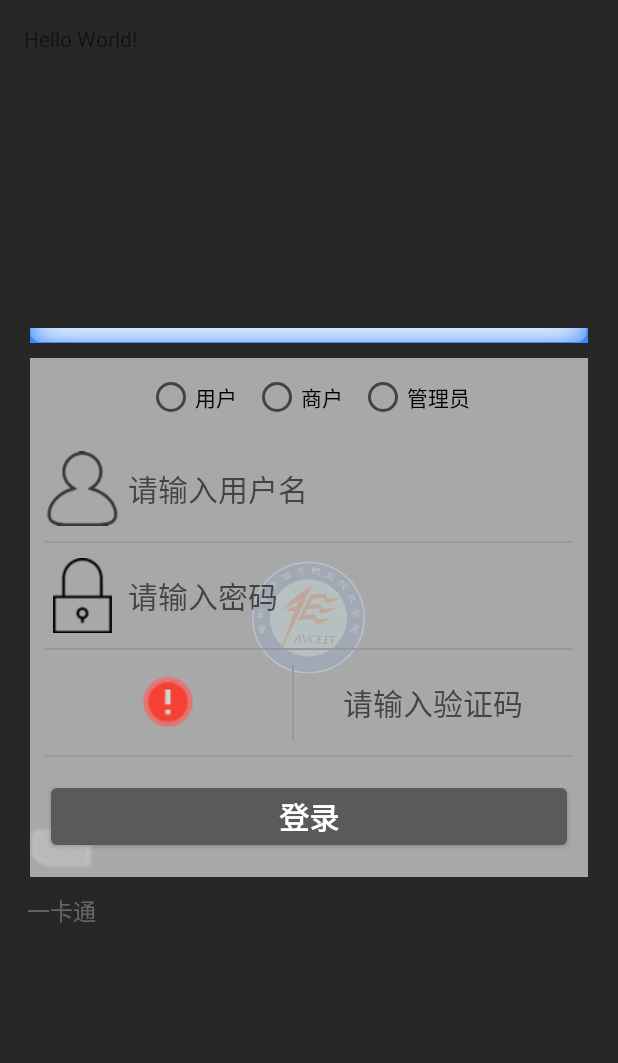
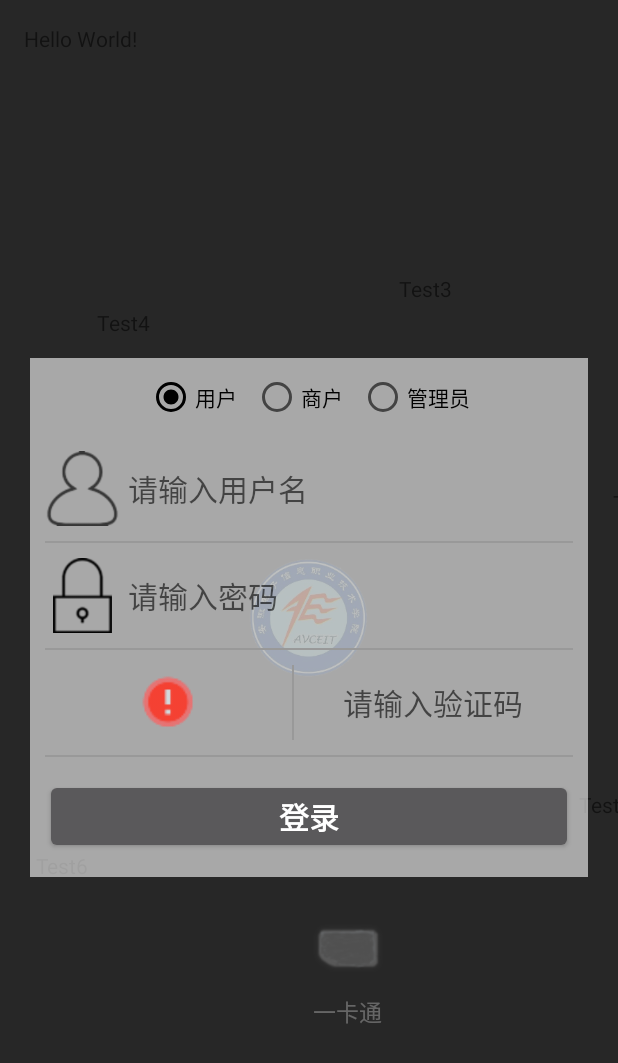
Before and after one commit to hoshinoharu/HaruCampus, an Android app: the screen it shows after launch (HomPage), after a tap on "一卡通", on a phone screen of 412 x 824 dp. Shown: the top 1063 px of the screen. Run offline under Robolectric (Android 15) with nearby library versions, the phone set to English and light mode, and no system bars; our stand-ins replace CircleImageView; libraries missing offline, so code that uses them is left out: com.dd.morphingbutton; pictures from the network do not load; 17 statements that could not run were skipped; 1 other tap on this screen came first.

Commit message:
登录界面动画完成，首页滚动动画还有bug，登录成功页面设计

```diff
--- a/app/src/main/java/com/haru/sora/harucampus/HomPage.java
+++ b/app/src/main/java/com/haru/sora/harucampus/HomPage.java
@@ -39,6 +39,12 @@ public class HomPage extends AppCompatActivity implements View.OnClickListener {
                     circleActionLayout.setRange(350);
                     circleActionLayout.setCenterView(centerView);
                     circleActionLayout.addViewAsAction(lnrLot_ecardLogin);
+                    circleActionLayout.addViewAsAction(HomPage.this.findViewById(R.id.test1));
+                    circleActionLayout.addViewAsAction(HomPage.this.findViewById(R.id.test2));
+                    circleActionLayout.addViewAsAction(HomPage.this.findViewById(R.id.test3));
+                    circleActionLayout.addViewAsAction(HomPage.this.findViewById(R.id.test4));
+                    circleActionLayout.addViewAsAction(HomPage.this.findViewById(R.id.test5));
+                    circleActionLayout.addViewAsAction(HomPage.this.findViewById(R.id.test6));
 
                     centerView.setOnClickListener(new View.OnClickListener() {
                         @Override
--- a/app/src/main/java/com/haru/sora/harucampus/components/ECardLoginDialog.java
+++ b/app/src/main/java/com/haru/sora/harucampus/components/ECardLoginDialog.java
@@ -1,7 +1,10 @@
 package com.haru.sora.harucampus.components;
 
 import android.animation.Animator;
+import android.animation.AnimatorListenerAdapter;
+import android.animation.AnimatorSet;
 import android.animation.ObjectAnimator;
+import android.animation.ValueAnimator;
 import android.app.Activity;
 import android.content.Context;
 import android.content.DialogInterface;
@@ -18,14 +21,20 @@ import android.support.v7.app.AlertDialog;
 import android.text.Editable;
 import android.view.LayoutInflater;
 import android.view.View;
+import android.view.animation.AnticipateOvershootInterpolator;
+import android.view.animation.LinearInterpolator;
+import android.view.animation.OvershootInterpolator;
 import android.widget.EditText;
 import android.widget.ImageButton;
+import android.widget.ImageView;
+import android.widget.RadioButton;
 import android.widget.RadioGroup;
 import android.widget.Toast;
 
 import com.bumptech.glide.Glide;
 import com.haru.sora.harucampus.R;
 import com.haru.tools.GlideTool;
+import com.haru.tools.HLog;
 import com.haru.tools.MathTool;
 import com.haru.tools.OKHttpTool;
 import com.haru.tools.Res;
@@ -79,6 +88,18 @@ public class ECardLoginDialog extends AlertDialog implements View.OnClickListene
 
     private View contentView ;
 
+    private RadioButton rdoBtn_user ;
+
+    private RadioButton rdoBtn_trade ;
+
+    private RadioButton rdoBtn_admin ;
+
+    private RadioButton curCheckedBtn ;
+
+
+
+
+
 
     public ECardLoginDialog(Activity ownerActivy){
         super(ownerActivy, R.style.NoBackGroundDialog);
@@ -116,6 +137,7 @@ public class ECardLoginDialog extends AlertDialog implements View.OnClickListene
         this.edTxt_userName.setOnFocusChangeListener(this);
         this.edText_verifyCode.setOnFocusChangeListener(this);
 
+
         this.edText_verifyCode.addTextChangedListener(new HTextWatcher() {
             @Override
             public void afterTextChanged(Editable editable) {
@@ -141,28 +163,40 @@ public class ECardLoginDialog extends AlertDialog implements View.OnClickListene
         this.rdoGrp_loginMoedl.setOnCheckedChangeListener(new RadioGroup.OnCheckedChangeListener() {
             @Override
             public void onCheckedChanged(RadioGroup radioGroup, int i) {
+                curCheckedBtn = (RadioButton) radioGroup.getChildAt(i);
                 rdoGrp_loginMoedl.setBackgroundColor(Res.color(ownerActivy, android.R.color.transparent));
                 mrPhBtn_login.morphToSquare();
             }
         });
 
+         this.rdoBtn_user = (RadioButton) this.mainView.findViewById(R.id.rdoBtn_user);
+        this.rdoBtn_admin = (RadioButton) this.mainView.findViewById(R.id.rdoBtn_admin);
+        this.rdoBtn_trade = (RadioButton) this.mainView.findViewById(R.id.rdoBtn_trade);
+        this.rdoBtn_user.setChecked(true);
+        this.curCheckedBtn = rdoBtn_user ;
+
         this.setOnShowListener(this);
+
     }
 
     @Override
     public void show() {
+
         super.show();
         if(loginAnimeHandler == null){
             loginAnimeHandler = new Handler(Looper.getMainLooper()) ;
         }
+        if(this.cookies != null){
             this.queryVerifyCode();
+        }
+
     }
 
     //请求验证码
     public void queryVerifyCode(){
         mrPhBtn_login.morphToSquare();
         if(this.cookies == null){
-            Toast.makeText(getContext(), R.string.server_fail, Toast.LENGTH_SHORT).show();
+            Snackbar.make(this.mainView, R.string.server_fail, Snackbar.LENGTH_SHORT).show();
         }else {
             this.ownerActivy.runOnUiThread(new Runnable() {
                 @Override
@@ -178,15 +212,25 @@ public class ECardLoginDialog extends AlertDialog implements View.OnClickListene
         OKHttpTool.sendOkHttpRequest(this.getContext().getString(R.string.ecard_home_url), new Callback() {
             @Override
             public void onFailure(Call call, IOException e) {
-                Looper.prepare();
                 Snackbar.make(mainView, R.string.server_fail, Snackbar.LENGTH_SHORT).show();
+                HLog.ex("TAG", e);
+                loginAnimeHandler.postDelayed(new Runnable() {
+                    @Override
+                    public void run() {
+                        mrPhBtn_login.morphToFailure();
+                    }
+                }, 100) ;
             }
 
             @Override
             public void onResponse(Call call, Response response) throws IOException {
                 cookies = response.header("Set-Cookie", null) ;
-                Looper.prepare();
+                loginAnimeHandler.post(new Runnable() {
+                    @Override
+                    public void run() {
                         queryVerifyCode();
+                    }
+                }) ;
             }
         });
     }
@@ -200,6 +244,9 @@ public class ECardLoginDialog extends AlertDialog implements View.OnClickListene
         if(!isCheckSuccess){
             startTimes = System.currentTimeMillis() ;
             this.mrPhBtn_login.simulateProgress();
+            if(cookies == null){
+                this.queryCookies();
+            }else{
                 OKHttpTool.sendOkHttpRequest(ownerActivy.getString(R.string.check_verify_code_url) + this.verifyCode, Headers.of("Cookie", cookies),  new Callback() {
                     @Override
                     public void onFailure(Call call, IOException e) {
@@ -215,6 +262,7 @@ public class ECardLoginDialog extends AlertDialog implements View.OnClickListene
                         }
                     }
                 });
+            }
         }
     }
 
@@ -242,7 +290,7 @@ public class ECardLoginDialog extends AlertDialog implements View.OnClickListene
         OKHttpTool.sendOkHttpRequest(loginUrl+"&username="+userName+"&password="+password+"&checkCode="+verifyCode, Headers.of("Cookie", cookies), new Callback() {
             @Override
             public void onFailure(Call call, IOException e) {
-
+                Snackbar.make(mainView, R.string.server_fail, Snackbar.LENGTH_SHORT).show();
             }
 
             @Override
@@ -282,12 +330,26 @@ public class ECardLoginDialog extends AlertDialog implements View.OnClickListene
 
     public void checkUserFail(){
         Snackbar.make(this.mainView, R.string.user_error_info, Snackbar.LENGTH_LONG).show();
+
+        loginAnimeHandler.post(new Runnable() {
+            @Override
+            public void run() {
+                edTxt_password.setBackgroundResource(R.drawable.frame_error);
+                edTxt_userName.setBackgroundResource(R.drawable.frame_error);
                 mrPhBtn_login.morphToFailure();
+            }
+        }) ;
     }
 
     public void loginModelError(){
         Snackbar.make(this.mainView, R.string.login_model_error, Snackbar.LENGTH_LONG).show();
+        this.loginAnimeHandler.postDelayed(new Runnable() {
+            @Override
+            public void run() {
                 mrPhBtn_login.morphToFailure();
+                rdoGrp_loginMoedl.setBackgroundResource(R.drawable.frame_error);
+            }
+        }, 600);
     }
 
     public String getLoginUrl(){
@@ -314,13 +376,13 @@ public class ECardLoginDialog extends AlertDialog implements View.OnClickListene
     }
 
     public void verifyCodeFail(){
-        this.ownerActivy.runOnUiThread(new Runnable() {
+        loginAnimeHandler.postDelayed(new Runnable() {
             @Override
             public void run() {
                 edText_verifyCode.setBackgroundResource(R.drawable.frame_error);
                 mrPhBtn_login.morphToFailure();
             }
-        });
+        }, 100) ;
     }
 
     @Override
@@ -336,10 +398,24 @@ public class ECardLoginDialog extends AlertDialog implements View.OnClickListene
             this.rootView = this.mainView.getRootView() ;
             this.rootView.setBackgroundResource(android.R.color.transparent);
         }
+        this.curCheckedBtn.setChecked(true);
         //初始化动画
         if(this.apperanceAnimator == null) {
-            this.apperanceAnimator = ObjectAnimator.ofFloat(this.contentView, "rotationX", 90, 0);
-            this.apperanceAnimator.setDuration(500);
+            AnimatorSet animatorSet = new AnimatorSet() ;
+            float y = contentView.getY();
+            float height = contentView.getHeight() ;
+            ObjectAnimator contentAnime = ObjectAnimator.ofFloat(contentView, "translationY",- height,0) ;
+            ObjectAnimator contentRotateAnime = ObjectAnimator.ofFloat(contentView, "rotation", 30, 0) ;
+            animatorSet.play(contentRotateAnime).with(contentAnime) ;
+            animatorSet.setInterpolator(new OvershootInterpolator());
+            animatorSet.setDuration(750) ;
+            contentAnime.addListener(new AnimatorListenerAdapter() {
+                @Override
+                public void onAnimationStart(Animator animation) {
+                    contentView.setVisibility(View.VISIBLE);
+                }
+            });
+            apperanceAnimator = animatorSet ;
         }
         this.apperanceAnimator.start();
     }
--- a/app/src/main/java/com/haru/tools/OKHttpTool.java
+++ b/app/src/main/java/com/haru/tools/OKHttpTool.java
@@ -10,6 +10,9 @@ import okhttp3.Request;
  */
 
 public class OKHttpTool {
+
+    public static Headers emptyHeaders = new Headers.Builder().build() ;
+
     public static void sendOkHttpRequest(String url, Headers headers, Callback callback){
         OkHttpClient client = new OkHttpClient() ;
         Request.Builder builder = new Request.Builder().url(url) ;
@@ -19,6 +22,6 @@ public class OKHttpTool {
         client.newCall(builder.build()).enqueue(callback);
     }
     public static void sendOkHttpRequest(String url, Callback callback){
-        sendOkHttpRequest(url, null, callback);
+        sendOkHttpRequest(url, emptyHeaders, callback);
     }
 }
--- a/app/src/main/java/com/haru/tools/ViewTool.java
+++ b/app/src/main/java/com/haru/tools/ViewTool.java
@@ -31,7 +31,9 @@ public class ViewTool {
         if(input != null && ! "".equals(input)){
             return true ;
         }
-        return true ;
+        return false ;
     }
 
+
+
 }
--- a/app/src/main/res/layout/activity_hom_page.xml
+++ b/app/src/main/res/layout/activity_hom_page.xml
@@ -5,50 +5,87 @@
     android:layout_width="match_parent"
     android:layout_height="match_parent"
     android:fitsSystemWindows="true"
-    tools:context="com.haru.sora.harucampus.HomPage"
-    >
+    tools:context="com.haru.sora.harucampus.HomPage">
+
     <include layout="@layout/content_hom_page" />
+
     <com.haru.widget.CircleActionLayout
+        android:id="@+id/container"
         android:layout_width="match_parent"
         android:layout_height="match_parent"
-        android:layout_gravity="center"
-        android:id="@+id/container"
-    >
+        android:layout_gravity="center">
+
         <View
             android:id="@+id/coverView"
             android:layout_width="match_parent"
             android:layout_height="match_parent"
-            android:background="#000"
-            />
+            android:background="#000" />
+
+        <TextView
+            android:id="@+id/test1"
+            android:layout_width="wrap_content"
+            android:layout_height="wrap_content"
+            android:text="Test1" />
+
+        <TextView
+            android:id="@+id/test2"
+            android:layout_width="wrap_content"
+            android:layout_height="wrap_content"
+            android:text="Test2" />
+
+        <TextView
+            android:id="@+id/test3"
+            android:layout_width="wrap_content"
+            android:layout_height="wrap_content"
+            android:text="Test3" />
+
+        <TextView
+            android:id="@+id/test4"
+            android:layout_width="wrap_content"
+            android:layout_height="wrap_content"
+            android:text="Test4" />
+
+        <TextView
+            android:id="@+id/test5"
+            android:layout_width="wrap_content"
+            android:layout_height="wrap_content"
+            android:text="Test5" />
+
+        <TextView
+            android:id="@+id/test6"
+            android:layout_width="wrap_content"
+            android:layout_height="wrap_content"
+            android:text="Test6" />
+
         <LinearLayout
             android:id="@+id/lnrLot_ecardLogin"
             android:layout_width="wrap_content"
             android:layout_height="wrap_content"
-            android:orientation="vertical"
             android:gravity="center"
-            >
+            android:orientation="vertical">
+
             <de.hdodenhof.circleimageview.CircleImageView
                 android:layout_width="@dimen/circle_action_edge"
                 android:layout_height="@dimen/circle_action_edge"
-                android:src="@drawable/e_card"
-                />
+                android:src="@drawable/e_card" />
+
             <TextView
                 android:layout_width="wrap_content"
                 android:layout_height="wrap_content"
+                android:gravity="center_horizontal"
                 android:text="@string/e_card"
                 android:textColor="#fff"
-                android:textSize="@dimen/e_card_action_text_size"
-                android:gravity="center_horizontal"
-                />
+                android:textSize="@dimen/e_card_action_text_size" />
         </LinearLayout>
-      <de.hdodenhof.circleimageview.CircleImageView
-          android:id="@+id/centerView"
-          android:layout_width="@dimen/circle_center_action_edge"
-          android:layout_height="@dimen/circle_center_action_edge"
-          android:src="@drawable/dd_logo_x"
-          android:layout_gravity="center"
-          />
+
+        <de.hdodenhof.circleimageview.CircleImageView
+            android:id="@+id/centerView"
+            android:layout_width="@dimen/circle_center_action_edge"
+            android:layout_height="@dimen/circle_center_action_edge"
+            android:layout_gravity="center"
+            android:src="@drawable/dd_logo_x" />
     </com.haru.widget.CircleActionLayout>
+
     <android.support.design.widget.FloatingActionButton
         android:id="@+id/fab"
         android:layout_width="wrap_content"
--- a/app/src/main/res/layout/layout_ecard_login.xml
+++ b/app/src/main/res/layout/layout_ecard_login.xml
@@ -4,14 +4,6 @@
     android:layout_width="match_parent"
     android:layout_height="match_parent"
     >
-    <ImageView
-        android:layout_width="match_parent"
-        android:layout_height="10dp"
-        android:src="@drawable/entrance"
-        android:scaleType="fitXY"
-        android:layout_marginRight="20dp"
-        android:layout_marginLeft="20dp"
-        />
     <LinearLayout xmlns:android="http://schemas.android.com/apk/res/android"
         android:orientation="vertical" android:layout_width="match_parent"
         android:layout_height="wrap_content"
@@ -20,6 +12,7 @@
         android:layout_marginTop="0dp"
         android:background="#9fff"
         android:id="@+id/contentView"
+        android:visibility="invisible"
         >
         <RadioGroup
             android:id="@+id/rdoGrp_loginModel"
--- a/app/src/main/res/values/strings.xml
+++ b/app/src/main/res/values/strings.xml
@@ -11,7 +11,7 @@
     <string name="user">用户</string>
     <string name="trade">商户</string>
     <string name="admin">管理员</string>
-    <string name="server_fail">服务器响应成功</string>
+    <string name="server_fail">服务器响应失败</string>
     <string name="server_success">服务器响应成功</string>
     <string name="verifyCode_url">http://ecard.avceit.cn/checkCode.action?t=</string>
     <string name="ecard_home_url">http://ecard.avceit.cn/systemInit.action</string>
--- a/build.gradle
+++ b/build.gradle
@@ -6,7 +6,7 @@ buildscript {
         maven { url "https://jitpack.io" }
     }
     dependencies {
-        classpath 'com.android.tools.build:gradle:2.2.2'
+        classpath 'com.android.tools.build:gradle:2.2.3'
 
         // NOTE: Do not place your application dependencies here; they belong
         // in the individual module build.gradle files
```
Lines whose indentation alone changed are shown as unchanged.
